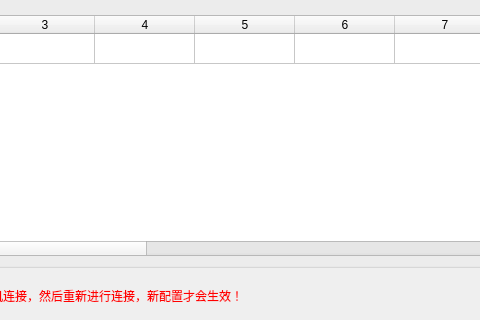
MrXiaomao/HXR_Detector, file localsettingwindow.ui: the form before one commit; both pictures show x 269 to 749 and y 128 to 448 of the 1082 by 448 pixel window.
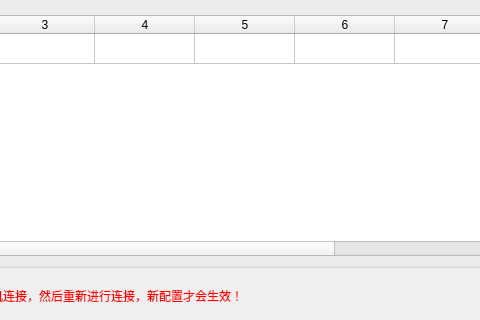
The form after the commit.

Patch:
```diff
--- a/localsettingwindow.ui
+++ b/localsettingwindow.ui
@@ -198,7 +198,7 @@
          <enum>QAbstractItemView::SingleSelection</enum>
         </property>
         <property name="columnCount">
-         <number>24</number>
+         <number>16</number>
         </property>
         <row>
          <property name="text">
@@ -221,14 +221,6 @@
         <column/>
         <column/>
         <column/>
-        <column/>
-        <column/>
-        <column/>
-        <column/>
-        <column/>
-        <column/>
-        <column/>
-        <column/>
        </widget>
       </item>
      </layout>
```
